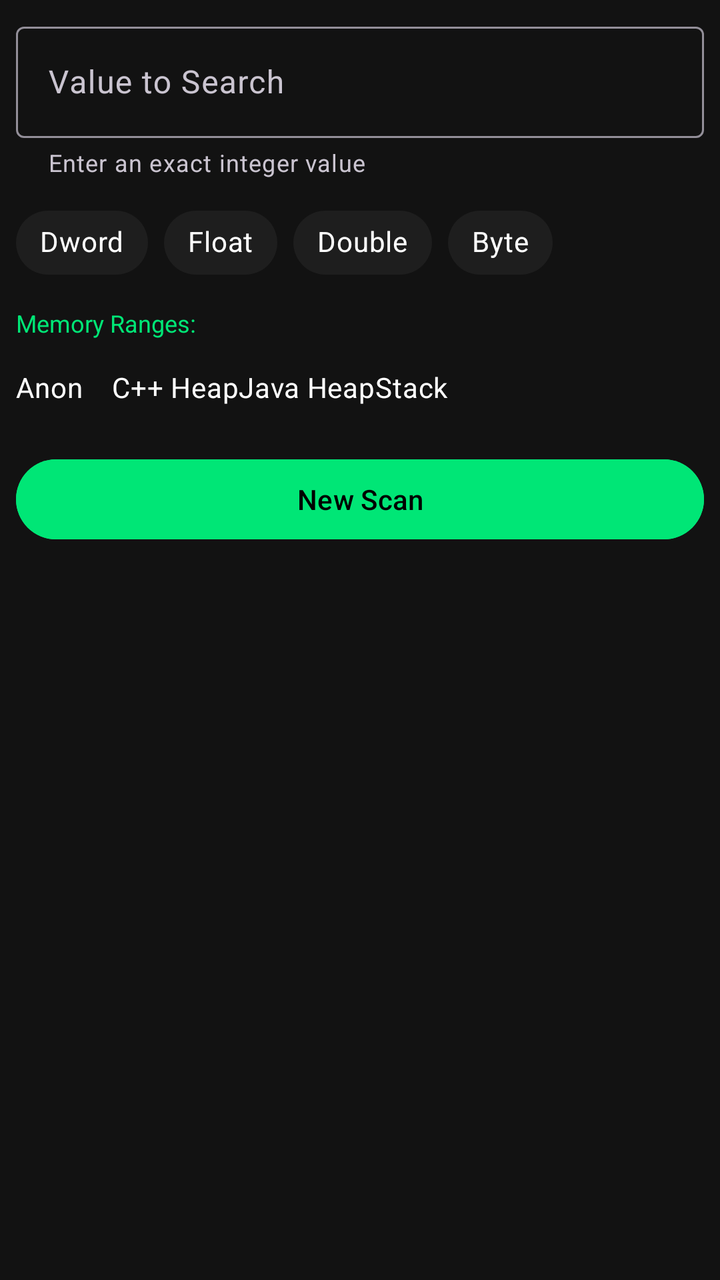
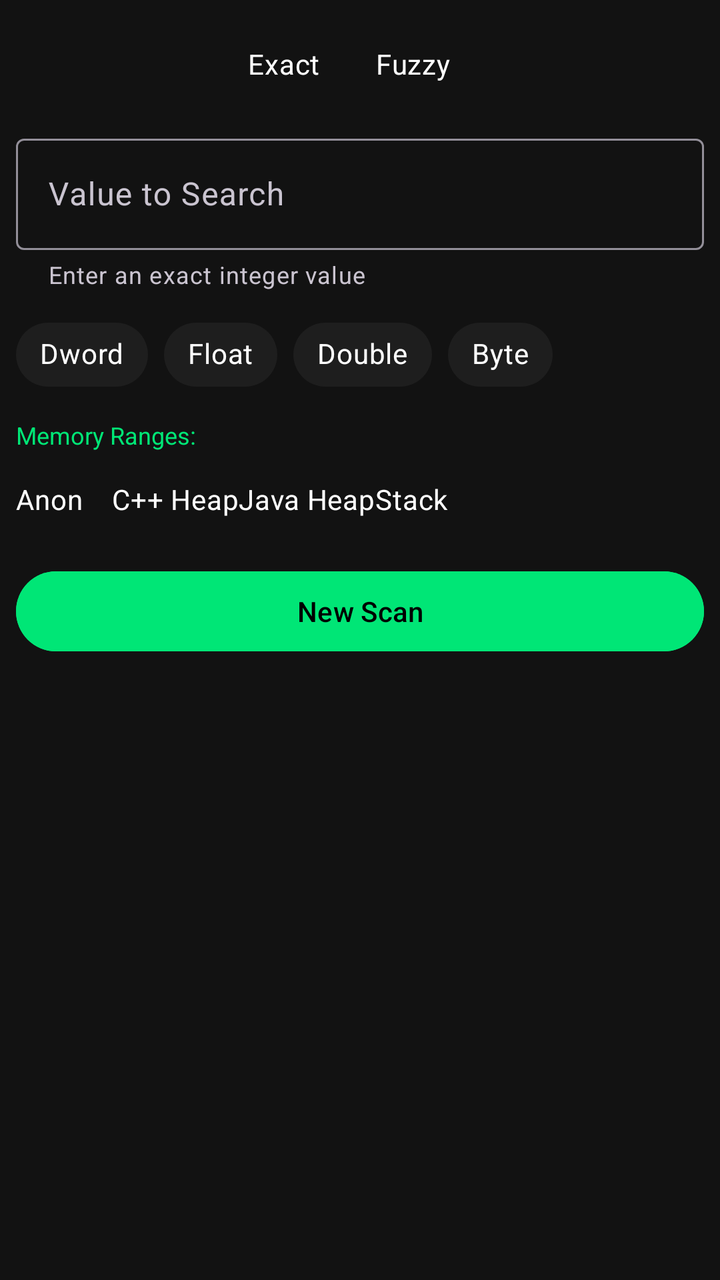

An Android layout rendered at two revisions. The XML below is the earlier revision; the diff shows what the commit changed to produce the second picture.
<!-- AndroidManifest.xml: application theme Theme.GameEx -->
<!-- res/layout/view_scan_mode.xml -->
<?xml version="1.0" encoding="utf-8"?>
<LinearLayout xmlns:android="http://schemas.android.com/apk/res/android"
    xmlns:app="http://schemas.android.com/apk/res-auto"
    android:layout_width="match_parent"
    android:layout_height="wrap_content"
    android:orientation="vertical"
    android:padding="8dp">

    <com.google.android.material.textfield.TextInputLayout
        android:layout_width="match_parent"
        android:layout_height="wrap_content"
        android:hint="@string/hint_search_value"
        app:helperText="@string/helper_search_value"
        app:endIconMode="clear_text">
        <com.google.android.material.textfield.TextInputEditText
            android:id="@+id/et_search_value"
            android:layout_width="match_parent"
            android:layout_height="wrap_content"
            android:inputType="numberSigned"
            android:imeOptions="actionSearch"
            android:textColor="#FFFFFF"/>
    </com.google.android.material.textfield.TextInputLayout>

    <HorizontalScrollView
        android:layout_width="match_parent"
        android:layout_height="wrap_content"
        android:layout_marginTop="8dp"
        android:scrollbars="none">

        <com.google.android.material.chip.ChipGroup
            android:id="@+id/chip_group_type"
            android:layout_width="wrap_content"
            android:layout_height="wrap_content"
            app:singleSelection="true"
            app:selectionRequired="true">

            <com.google.android.material.chip.Chip
                android:id="@+id/chip_type_dword"
                style="@style/Widget.MaterialComponents.Chip.Choice"
                android:layout_width="wrap_content"
                android:layout_height="wrap_content"
                android:text="Dword"
                android:checked="true"
                android:textColor="@color/white"
                app:chipBackgroundColor="@color/surface_card_grey"/>

            <com.google.android.material.chip.Chip
                android:id="@+id/chip_type_float"
                style="@style/Widget.MaterialComponents.Chip.Choice"
                android:layout_width="wrap_content"
                android:layout_height="wrap_content"
                android:text="Float"
                android:textColor="@color/white"
                app:chipBackgroundColor="@color/surface_card_grey"/>

            <com.google.android.material.chip.Chip
                android:id="@+id/chip_type_double"
                style="@style/Widget.MaterialComponents.Chip.Choice"
                android:layout_width="wrap_content"
                android:layout_height="wrap_content"
                android:text="Double"
                android:textColor="@color/white"
                app:chipBackgroundColor="@color/surface_card_grey"/>

            <com.google.android.material.chip.Chip
                android:id="@+id/chip_type_byte"
                style="@style/Widget.MaterialComponents.Chip.Choice"
                android:layout_width="wrap_content"
                android:layout_height="wrap_content"
                android:text="Byte"
                android:textColor="@color/white"
                app:chipBackgroundColor="@color/surface_card_grey"/>

        </com.google.android.material.chip.ChipGroup>
    </HorizontalScrollView>

    <TextView
        android:layout_width="match_parent"
        android:layout_height="wrap_content"
        android:text="Memory Ranges:"
        android:textColor="@color/primary_hacker_green"
        android:textSize="12sp"
        android:layout_marginTop="8dp"/>

    <HorizontalScrollView
        android:layout_width="match_parent"
        android:layout_height="wrap_content"
        android:scrollbars="none">

        <LinearLayout
            android:layout_width="wrap_content"
            android:layout_height="wrap_content"
            android:orientation="horizontal">

            <CheckBox
                android:id="@+id/cb_region_anon"
                android:layout_width="wrap_content"
                android:layout_height="wrap_content"
                android:text="Anon"
                android:textColor="#FFFFFF"
                android:checked="true"
                android:buttonTint="@color/primary_hacker_green"/>

            <CheckBox
                android:id="@+id/cb_region_c_heap"
                android:layout_width="wrap_content"
                android:layout_height="wrap_content"
                android:text="C++ Heap"
                android:textColor="#FFFFFF"
                android:checked="true"
                android:buttonTint="@color/primary_hacker_green"/>

            <CheckBox
                android:id="@+id/cb_region_java_heap"
                android:layout_width="wrap_content"
                android:layout_height="wrap_content"
                android:text="Java Heap"
                android:textColor="#FFFFFF"
                android:buttonTint="@color/primary_hacker_green"/>

            <CheckBox
                android:id="@+id/cb_region_stack"
                android:layout_width="wrap_content"
                android:layout_height="wrap_content"
                android:text="Stack"
                android:textColor="#FFFFFF"
                android:buttonTint="@color/primary_hacker_green"/>
        </LinearLayout>
    </HorizontalScrollView>

    <Button
        android:id="@+id/btn_scan"
        android:layout_width="match_parent"
        android:layout_height="wrap_content"
        android:text="New Scan"
        android:backgroundTint="@color/primary_hacker_green"
        android:textColor="#000000"
        android:layout_marginTop="8dp"/>

    <Button
        android:id="@+id/btn_next_scan"
        android:layout_width="match_parent"
        android:layout_height="wrap_content"
        android:text="Next Scan"
        android:backgroundTint="#FFFFFF"
        android:textColor="#000000"
        android:layout_marginTop="8dp"
        android:visibility="gone"/>

    <ProgressBar
        android:id="@+id/progress_scan"
        android:layout_width="wrap_content"
        android:layout_height="wrap_content"
        android:layout_gravity="center"
        android:visibility="gone"
        android:layout_marginTop="16dp"/>

</LinearLayout>
<!-- resources referenced by this layout -->
<resources>
  <color name="primary_hacker_green">#00E676</color>
  <color name="surface_card_grey">#1E1E1E</color>
  <color name="white">#FFFFFFFF</color>
  <string name="helper_search_value">Enter an exact integer value</string>
  <string name="hint_search_value">Value to Search</string>
  <style name="Theme.GameEx" parent="Theme.Material3.Dark.NoActionBar">
          
          <item name="colorPrimary">@color/primary_hacker_green</item>
          <item name="android:background">@color/background_oled_black</item>
          <item name="colorSurface">@color/surface_card_grey</item>
      </style>
  <color name="background_oled_black">#121212</color>
</resources>

<!-- the commit's change to res/layout/view_scan_mode.xml (unified diff, before → after) -->
@@ -6,7 +6,33 @@
     android:orientation="vertical"
     android:padding="8dp">
 
+    <RadioGroup
+        android:id="@+id/rg_scan_mode"
+        android:layout_width="match_parent"
+        android:layout_height="wrap_content"
+        android:orientation="horizontal"
+        android:gravity="center"
+        android:checkedButton="@+id/rb_exact"
+        android:layout_marginBottom="8dp">
+        <RadioButton
+            android:id="@+id/rb_exact"
+            android:layout_width="wrap_content"
+            android:layout_height="wrap_content"
+            android:text="Exact"
+            android:textColor="#FFFFFF"
+            android:buttonTint="@color/primary_hacker_green"/>
+        <RadioButton
+            android:id="@+id/rb_fuzzy"
+            android:layout_width="wrap_content"
+            android:layout_height="wrap_content"
+            android:text="Fuzzy"
+            android:textColor="#FFFFFF"
+            android:buttonTint="@color/primary_hacker_green"
+            android:layout_marginStart="16dp"/>
+    </RadioGroup>
+
     <com.google.android.material.textfield.TextInputLayout
+        android:id="@+id/layout_search_input"
         android:layout_width="match_parent"
         android:layout_height="wrap_content"
         android:hint="@string/hint_search_value"
@@ -22,6 +48,7 @@
     </com.google.android.material.textfield.TextInputLayout>
 
     <HorizontalScrollView
+        android:id="@+id/layout_search_types"
         android:layout_width="match_parent"
         android:layout_height="wrap_content"
         android:layout_marginTop="8dp"
@@ -73,6 +100,61 @@
 
         </com.google.android.material.chip.ChipGroup>
     </HorizontalScrollView>
+
+    <LinearLayout
+        android:id="@+id/layout_fuzzy_options"
+        android:layout_width="match_parent"
+        android:layout_height="wrap_content"
+        android:orientation="vertical"
+        android:visibility="gone"
+        android:layout_marginTop="8dp">
+
+        <LinearLayout
+            android:layout_width="match_parent"
+            android:layout_height="wrap_content"
+            android:orientation="horizontal"
+            android:weightSum="2">
+            <Button
+                android:id="@+id/btn_fuzzy_changed"
+                android:layout_width="0dp"
+                android:layout_height="wrap_content"
+                android:layout_weight="1"
+                android:text="Changed"
+                android:textSize="12sp"
+                android:layout_marginEnd="4dp"/>
+            <Button
+                android:id="@+id/btn_fuzzy_unchanged"
+                android:layout_width="0dp"
+                android:layout_height="wrap_content"
+                android:layout_weight="1"
+                android:text="Unchanged"
+                android:textSize="12sp"
+                android:layout_marginStart="4dp"/>
+        </LinearLayout>
+        <LinearLayout
+            android:layout_width="match_parent"
+            android:layout_height="wrap_content"
+            android:orientation="horizontal"
+            android:weightSum="2"
+            android:layout_marginTop="4dp">
+            <Button
+                android:id="@+id/btn_fuzzy_increased"
+                android:layout_width="0dp"
+                android:layout_height="wrap_content"
+                android:layout_weight="1"
+                android:text="Increased"
+                android:textSize="12sp"
+                android:layout_marginEnd="4dp"/>
+            <Button
+                android:id="@+id/btn_fuzzy_decreased"
+                android:layout_width="0dp"
+                android:layout_height="wrap_content"
+                android:layout_weight="1"
+                android:text="Decreased"
+                android:textSize="12sp"
+                android:layout_marginStart="4dp"/>
+        </LinearLayout>
+    </LinearLayout>
 
     <TextView
         android:layout_width="match_parent"
